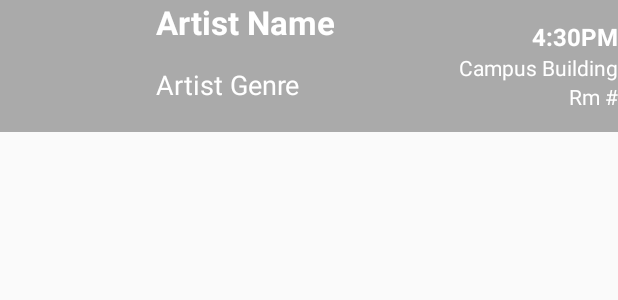
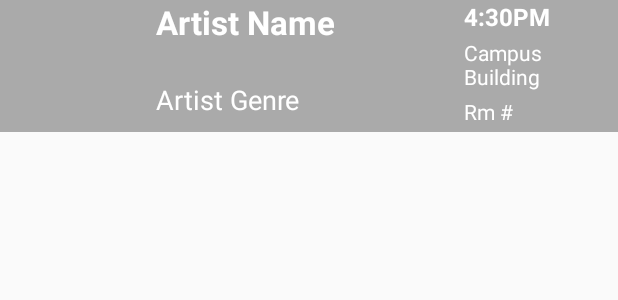
Before and after one commit to billruption26/PennStateArtsCrawl, an Android app: the layout list_artist.xml on its own in the app's theme, with its tools: preview values and no code run, on a phone screen of 412 x 824 dp. Shown: the top 300 px of the screen. Run offline under Robolectric (Android 15) with nearby library versions, the light colour scheme and no system bars.

Commit message:
Updated position of the time/building/room so they are not all the way to the right.

```diff
--- a/app/src/main/res/layout/list_artist.xml
+++ b/app/src/main/res/layout/list_artist.xml
@@ -27,8 +27,8 @@
         <!--input the name of the band or artist/art collective-->
         <TextView
             android:id="@+id/artistName"
-            android:layout_width="wrap_content"
-            android:layout_height="0dp"
+            android:layout_width="189dp"
+            android:layout_height="20dp"
             android:layout_weight="1"
             android:gravity="top"
             android:text="Artist Name"
@@ -53,12 +53,12 @@
     <LinearLayout
         android:id="@+id/itemText2"
         android:layout_width="match_parent"
-        android:layout_height="wrap_content"
+        android:layout_height="match_parent"
         android:layout_alignParentRight="true"
         android:layout_centerVertical="true"
         android:layout_marginRight="0dp"
         android:layout_toRightOf="@+id/itemText1"
-        android:gravity="right"
+        android:gravity="left"
         android:orientation="vertical"
         android:paddingLeft="16dp">
 
```
